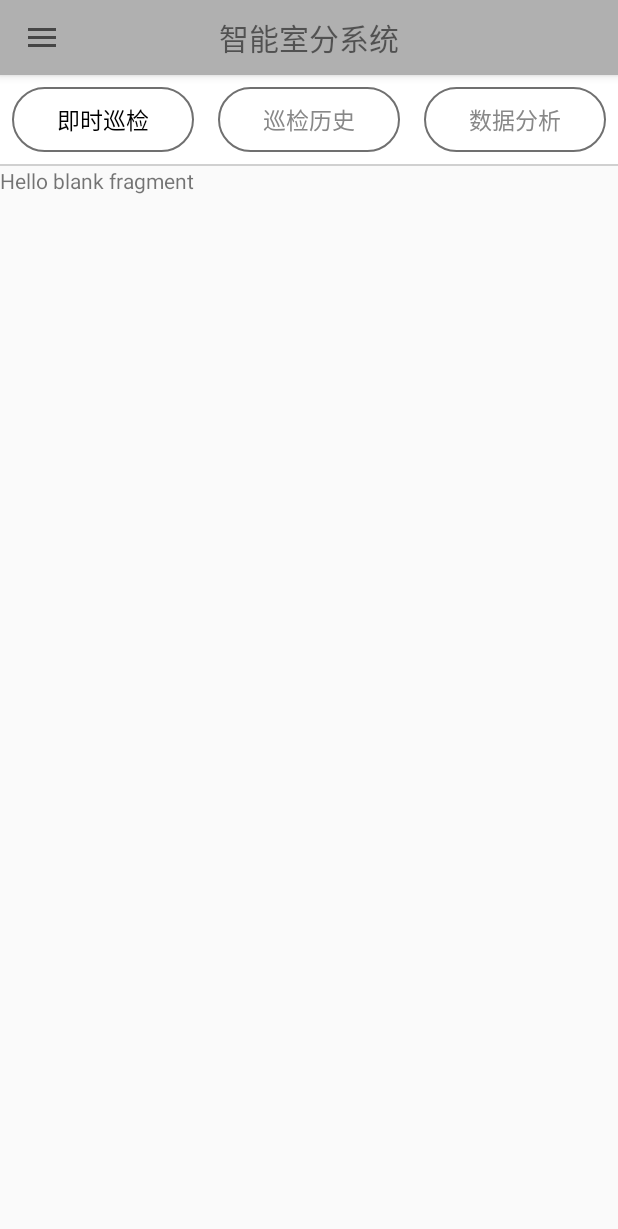
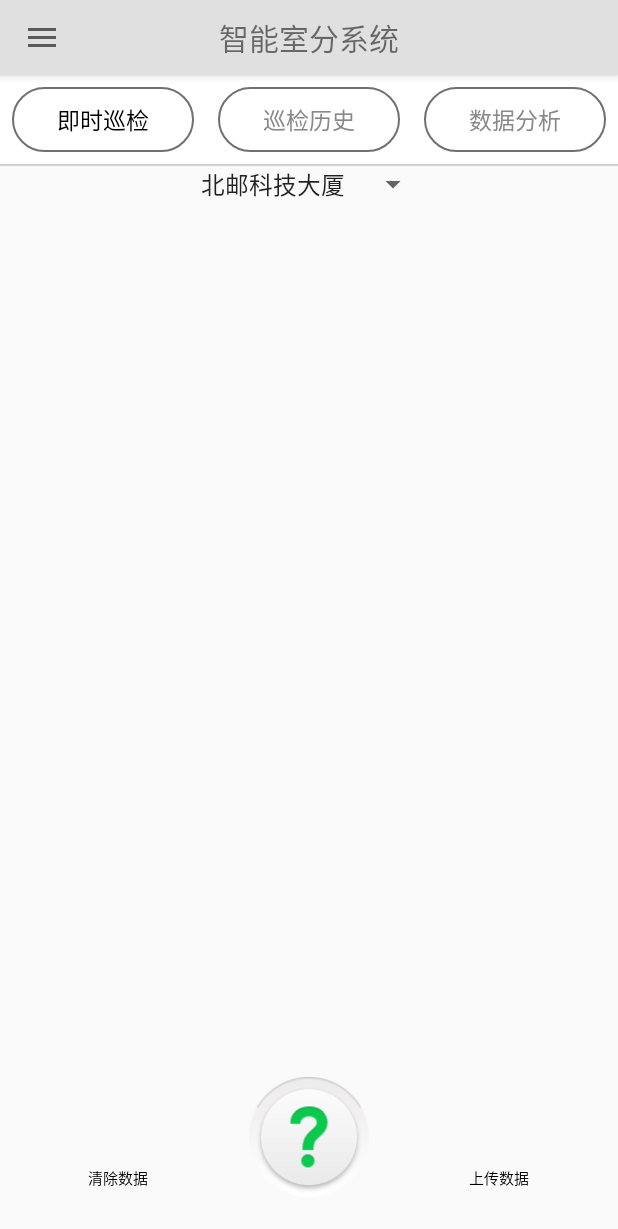
Before and after one commit to delovels/IndoorAnalysis, an Android app: the screen it shows after launch (MainActivity), on a phone screen of 412 x 824 dp. Shown: the top 1229 px of the screen. Run offline under Robolectric (Android 15) with nearby library versions, the phone set to English and light mode, and no system bars.

Commit message:
add location spinner

```diff
--- a/app/src/main/java/com/bupt/indooranalysis/MainActivity.java
+++ b/app/src/main/java/com/bupt/indooranalysis/MainActivity.java
@@ -34,7 +34,10 @@ import java.util.ArrayList;
 import java.util.List;
 
 public class MainActivity extends AppCompatActivity
-        implements NavigationView.OnNavigationItemSelectedListener,InspectFragment.OnFragmentInteractionListener {
+        implements NavigationView.OnNavigationItemSelectedListener,
+        InspectFragment.OnFragmentInteractionListener,
+        HistoryFragment.OnFragmentInteractionListener,
+        DataFragment.OnFragmentInteractionListener{
 
     private ViewPager mPager;
     private ArrayList<Fragment> mFragmentList = new ArrayList<Fragment>();
@@ -45,9 +48,7 @@ public class MainActivity extends AppCompatActivity
     private InspectFragment inspectFragment;
     private HistoryFragment historyFragment;
     private DataFragment dataFragment;
-
     private int currentIndex;
-    private int screenWidth;
 
     @Override
     protected void onCreate(Bundle savedInstanceState) {
@@ -78,17 +79,14 @@ public class MainActivity extends AppCompatActivity
         NavigationView navigationView = (NavigationView) findViewById(R.id.nav_view);
         navigationView.setNavigationItemSelectedListener(this);
 
-//        inspectFragment = new InspectFragment();
-//        historyFragment = new HistoryFragment();
-//        dataFragment = new DataFragment();
-//
-//        mFragmentList.add(inspectFragment);
-//        mFragmentList.add(historyFragment);
-//        mFragmentList.add(dataFragment);
+        inspectFragment = new InspectFragment();
+        historyFragment = new HistoryFragment();
+        dataFragment = new DataFragment();
 
-        mFragmentList.add(new InspectFragment());
-        mFragmentList.add(new InspectFragment());
-        mFragmentList.add(new InspectFragment());
+        mFragmentList.add(inspectFragment);
+        mFragmentList.add(historyFragment);
+        mFragmentList.add(dataFragment);
+
 
         fragmentPagerAdapter = new MyFragmentPagerAdapter(getSupportFragmentManager(),mFragmentList);
         mPager.setAdapter(fragmentPagerAdapter);
@@ -103,30 +101,7 @@ public class MainActivity extends AppCompatActivity
             public void onPageScrolled(int position, float positionOffset, int positionOffsetPixels) {
 
                 Log.i("Init Component","onPageScrolled");
-//                LinearLayout.LayoutParams lp = (LinearLayout.LayoutParams) mTabLine.getLayoutParams();
-//
-//                if (currentIndex == 0 && position == 0)// 0->1
-//                {
-//                    lp.leftMargin = (int) (positionOffset * (screenWidth * 1.0 / 3) + currentIndex
-//                            * (screenWidth / 3));
-//
-//                } else if (currentIndex == 1 && position == 0) // 1->0
-//                {
-//                    lp.leftMargin = (int) (-(1 - positionOffset)
-//                            * (screenWidth * 1.0 / 3) + currentIndex
-//                            * (screenWidth / 3));
-//
-//                } else if (currentIndex == 1 && position == 1) // 1->2
-//                {
-//                    lp.leftMargin = (int) (positionOffset * (screenWidth * 1.0 / 3) + currentIndex
-//                            * (screenWidth / 3));
-//                } else if (currentIndex == 2 && position == 1) // 2->1
-//                {
-//                    lp.leftMargin = (int) (-(1 - positionOffset)
-//                            * (screenWidth * 1.0 / 3) + currentIndex
-//                            * (screenWidth / 3));
-//                }
-//                mTabLine.setLayoutParams(lp);
+
             }
 
             @Override
--- a/app/src/main/java/com/bupt/indooranalysis/fragment/InspectFragment.java
+++ b/app/src/main/java/com/bupt/indooranalysis/fragment/InspectFragment.java
@@ -7,8 +7,12 @@ import android.support.v4.app.Fragment;
 import android.view.LayoutInflater;
 import android.view.View;
 import android.view.ViewGroup;
+import android.widget.ArrayAdapter;
+import android.widget.Spinner;
 
 import com.bupt.indooranalysis.R;
+
+import java.util.ArrayList;
 
 /**
  * A simple {@link Fragment} subclass.
@@ -27,6 +31,11 @@ public class InspectFragment extends Fragment {
     // TODO: Rename and change types of parameters
     private String mParam1;
     private String mParam2;
+
+    private Spinner spinner;
+    private ArrayList<String> locationList;
+    private ArrayAdapter<String> arrayAdapter;
+    private String location;
 
     private OnFragmentInteractionListener mListener;
 
@@ -59,13 +68,25 @@ public class InspectFragment extends Fragment {
             mParam1 = getArguments().getString(ARG_PARAM1);
             mParam2 = getArguments().getString(ARG_PARAM2);
         }
+
     }
 
     @Override
     public View onCreateView(LayoutInflater inflater, ViewGroup container,
                              Bundle savedInstanceState) {
         // Inflate the layout for this fragment
-        return inflater.inflate(R.layout.fragment_inspect, container, false);
+        View view = inflater.inflate(R.layout.fragment_inspect,container,false);
+        spinner = (Spinner) view.findViewById(R.id.spinner);
+
+        locationList = new ArrayList<String>();
+        locationList.add("北邮科技大厦");
+        locationList.add("郑州大厦");
+        locationList.add("北航大楼");
+
+        arrayAdapter = new ArrayAdapter<String>(this.getContext(),android.R.layout.simple_spinner_item,locationList);
+        arrayAdapter.setDropDownViewResource(android.R.layout.simple_spinner_dropdown_item);
+        spinner.setAdapter(arrayAdapter);
+        return view;
     }
 
     // TODO: Rename method, update argument and hook method into UI event
--- /dev/null
+++ b/app/src/main/res/layout/bottom_menu_round.xml
@@ -0,0 +1,60 @@
+<?xml version="1.0" encoding="utf-8"?>
+<RelativeLayout xmlns:android="http://schemas.android.com/apk/res/android"
+    xmlns:tools="http://schemas.android.com/tools"
+    android:layout_width="match_parent"
+    android:layout_height="match_parent"
+    tools:context=".MainActivity">
+
+    <RadioGroup
+        android:id="@+id/rg_tab"
+        android:layout_width="match_parent"
+        android:layout_height="wrap_content"
+        android:weightSum="3"
+        android:padding="15dp"
+        android:layout_alignParentBottom="true"
+        android:orientation="horizontal">
+
+        <RadioButton
+            android:layout_width="0dp"
+            android:layout_height="wrap_content"
+            android:layout_weight="1"
+            android:background="@android:color/transparent"
+            android:button="@null"
+            android:gravity="center"
+            android:paddingLeft="0dp"
+            android:text="清除数据"
+            android:textSize="10dp"/>
+        <!--</LinearLayout>-->
+        <!--给中间凸起按钮预留位置-->
+        <LinearLayout
+            android:layout_width="0dp"
+            android:layout_height="wrap_content"
+            android:layout_weight="1"
+            android:gravity="center">
+        </LinearLayout>
+        <RadioButton
+            android:layout_width="0dp"
+            android:layout_height="wrap_content"
+            android:layout_weight="1"
+            android:background="@android:color/transparent"
+            android:button="@null"
+            android:gravity="center"
+            android:paddingLeft="0dp"
+            android:text="上传数据"
+            android:textSize="10dp"/>
+        <!-- </LinearLayout>-->
+    </RadioGroup>
+    <LinearLayout
+        android:layout_width="match_parent"
+        android:layout_height="match_parent"
+        android:layout_above="@id/rg_tab">
+    </LinearLayout>
+    <ImageView
+        android:layout_width="80dp"
+        android:layout_height="80dp"
+        android:layout_marginBottom="10dp"
+        android:layout_above="@id/rg_tab"
+        android:layout_alignParentBottom="true"
+        android:layout_centerHorizontal="true"
+        android:src="@drawable/ic_round_button"/>
+</RelativeLayout>
--- a/app/src/main/res/layout/fragment_data.xml
+++ b/app/src/main/res/layout/fragment_data.xml
@@ -10,4 +10,6 @@
         android:layout_height="match_parent"
         android:text="@string/hello_blank_fragment" />
 
+    <include layout="@layout/bottom_menu_round" />
+
 </FrameLayout>
--- a/app/src/main/res/layout/fragment_inspect.xml
+++ b/app/src/main/res/layout/fragment_inspect.xml
@@ -5,9 +5,13 @@
     tools:context="com.bupt.indooranalysis.fragment.InspectFragment">
 
     <!-- TODO: Update blank fragment layout -->
-    <TextView
-        android:layout_width="match_parent"
-        android:layout_height="match_parent"
-        android:text="@string/hello_blank_fragment" />
+
+    <Spinner
+        android:layout_width="wrap_content"
+        android:layout_height="wrap_content"
+        android:id="@+id/spinner"
+        android:layout_gravity="center_horizontal"></Spinner>
+
+    <include layout="@layout/bottom_menu_round"/>
 
 </FrameLayout>
--- a/app/src/main/res/values/colors.xml
+++ b/app/src/main/res/values/colors.xml
@@ -1,7 +1,7 @@
 <?xml version="1.0" encoding="utf-8"?>
 <resources>
-    <color name="colorPrimary">#B0B0B0</color>
-    <color name="colorPrimaryDark">#000000</color>
+    <color name="colorPrimary">#E0E0E0</color>
+    <color name="colorPrimaryDark">#A0A0A0</color>
     <color name="colorAccent">#9E9E9E</color>
 
     <color name="baseColor">#FFFFFF</color>
```
Also changed, not shown: app/src/main/res/drawable/ic_gps.png (added), app/src/main/res/drawable/ic_menu_inspect.png (added), app/src/main/res/drawable/ic_round_button.png (added).
